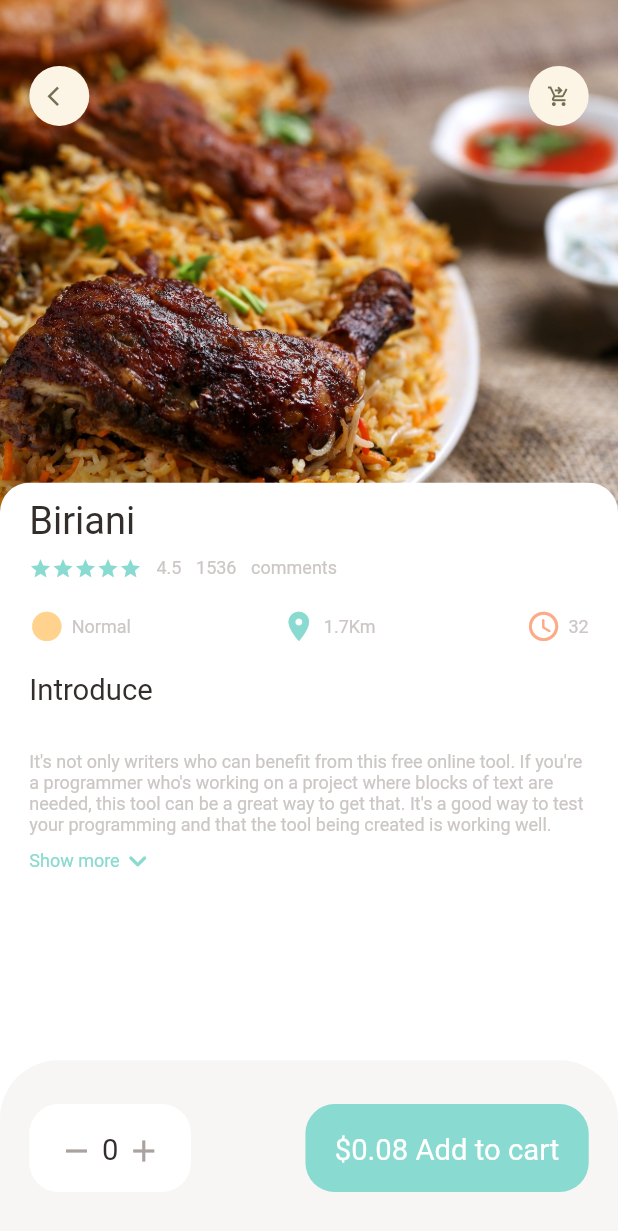
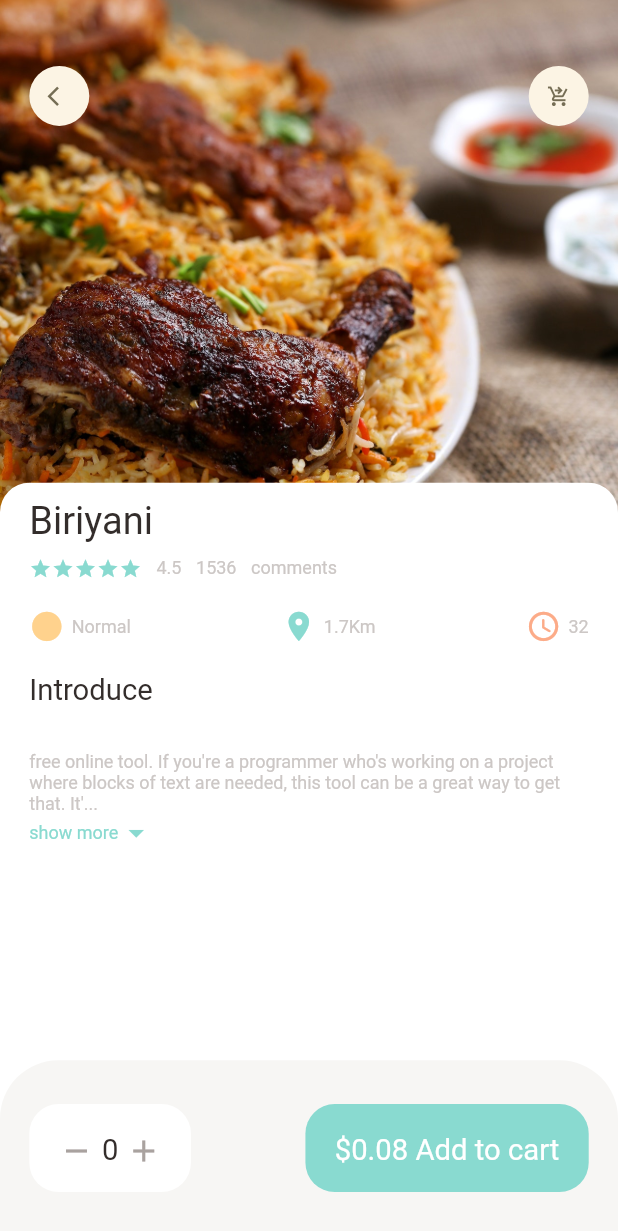
Before and after one commit to its-asaduzzaman/vogg, a Flutter app: the PopularFoodDetail screen opened directly, on a phone screen of 412 x 824 dp. Shown: the top 1231 px of the screen. Run offline on Flutter 3.47's test engine with Material 2 defaults, Android fonts, the phone set to English and light mode, and no system bars; our stand-ins replace dots_indicator, get.

Commit message:
expandable text widget and popular food ui section done

```diff
--- a/lib/pages/food/popular_food_detail.dart
+++ b/lib/pages/food/popular_food_detail.dart
@@ -1,6 +1,7 @@
 import 'package:flutter/material.dart';
 import 'package:vogg/utils/dimension.dart';
 import 'package:vogg/widgets/app_icon.dart';
+import 'package:vogg/widgets/expandable_text_widget.dart';
 
 import '../../utils/colors.dart';
 import '../../widgets/app_column.dart';
@@ -69,7 +70,7 @@ class PopularFoodDetail extends StatelessWidget {
                 crossAxisAlignment: CrossAxisAlignment.start,
                 children: [
                   AppColumn(
-                    text: "Biriani",
+                    text: "Biriyani",
                   ),
                   SizedBox(
                     height: Dimension.height20,
@@ -78,23 +79,13 @@ class PopularFoodDetail extends StatelessWidget {
                   SizedBox(
                     height: Dimension.height30,
                   ),
-                  SmallText(
-                      text: "It's not only writers who can benefit from this "
-                          "free online tool. If you're a programmer who's working on a project where blocks of text are needed, this tool can be a great way to get that. It's a good way to test your programming and that the tool being created is working well."),
-                  SizedBox(
-                    height: Dimension.height5,
-                  ),
-                  Row(
-                    children: [
-                      SmallText(
-                        text: 'Show more',
-                        color: AppColors.mainColor,
-                      ),
-                      Icon(
-                        Icons.keyboard_arrow_down_rounded,
-                        color: AppColors.mainColor,
-                      ),
-                    ],
+                  Expanded(
+                    child: SingleChildScrollView(
+                      child: ExpandableTextWidget(
+                          text:
+                              "free online tool. If you're a programmer who's "
+                              "working on a project where blocks of text are needed, this tool can be a great way to get that. It's a good way to test your programming and that the tool being created is working well.free online tool. If you're a programmer who's working on a project where blocks of text are needed, this tool can be a great way to get that. It's a good way to test your programming and that the tool being created is working well.free online tool. If you're a programmer who's working on a project where blocks of text are needed,If you're a programmer who's working on a project where blocks of text are needed, If you're a programmer who's working on a project where blocks of text are needed, If you're a programmer who's working on a project where blocks of text are needed, If you're a programmer who's working on a project where blocks of text are needed, If you're a programmer who's working on a project where blocks of text are needed, If you're a programmer who's working on a project where blocks of text are needed,  "),
+                    ),
                   ),
                 ],
               ),
--- /dev/null
+++ b/lib/widgets/expandable_text_widget.dart
@@ -0,0 +1,75 @@
+import 'package:flutter/material.dart';
+import 'package:vogg/utils/colors.dart';
+import 'package:vogg/widgets/small_text.dart';
+
+import '../utils/dimension.dart';
+
+class ExpandableTextWidget extends StatefulWidget {
+  final String text;
+  const ExpandableTextWidget({Key? key, required this.text}) : super(key: key);
+
+  @override
+  State<ExpandableTextWidget> createState() => _ExpandableTextWidgetState();
+}
+
+class _ExpandableTextWidgetState extends State<ExpandableTextWidget> {
+  late String firstHalf;
+  late String secondHalf;
+
+  bool hiddenText = true;
+
+  double textHeight = Dimension.screenHeight / 5.63;
+
+  @override
+  void initState() {
+    super.initState();
+    if (widget.text.length > textHeight) {
+      firstHalf = widget.text.substring(0, textHeight.toInt());
+      secondHalf =
+          widget.text.substring(textHeight.toInt() + 1, widget.text.length);
+    } else {
+      firstHalf = widget.text;
+      secondHalf = "";
+    }
+  }
+
+  @override
+  Widget build(BuildContext context) {
+    return Container(
+      child: secondHalf.isEmpty
+          ? SmallText(text: firstHalf)
+          : Column(
+              children: [
+                SmallText(
+                  text:
+                      hiddenText ? ("$firstHalf...") : (firstHalf + secondHalf),
+                ),
+                InkWell(
+                  onTap: () {
+                    setState(() {
+                      hiddenText = !hiddenText;
+                    });
+                  },
+                  child: Row(
+                    children: [
+                      SmallText(
+                        text: "show more",
+                        color: AppColors.mainColor,
+                      ),
+                      hiddenText
+                          ? Icon(
+                              Icons.arrow_drop_down,
+                              color: AppColors.mainColor,
+                            )
+                          : Icon(
+                              Icons.arrow_drop_up,
+                              color: AppColors.mainColor,
+                            ),
+                    ],
+                  ),
+                ),
+              ],
+            ),
+    );
+  }
+}
```
